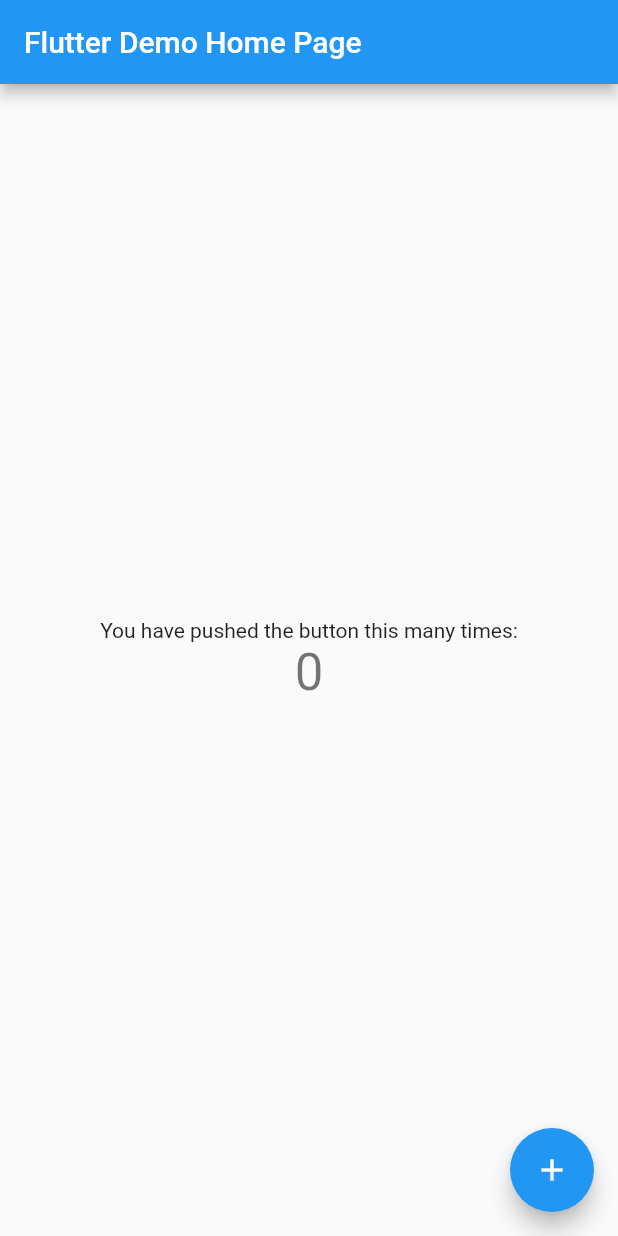
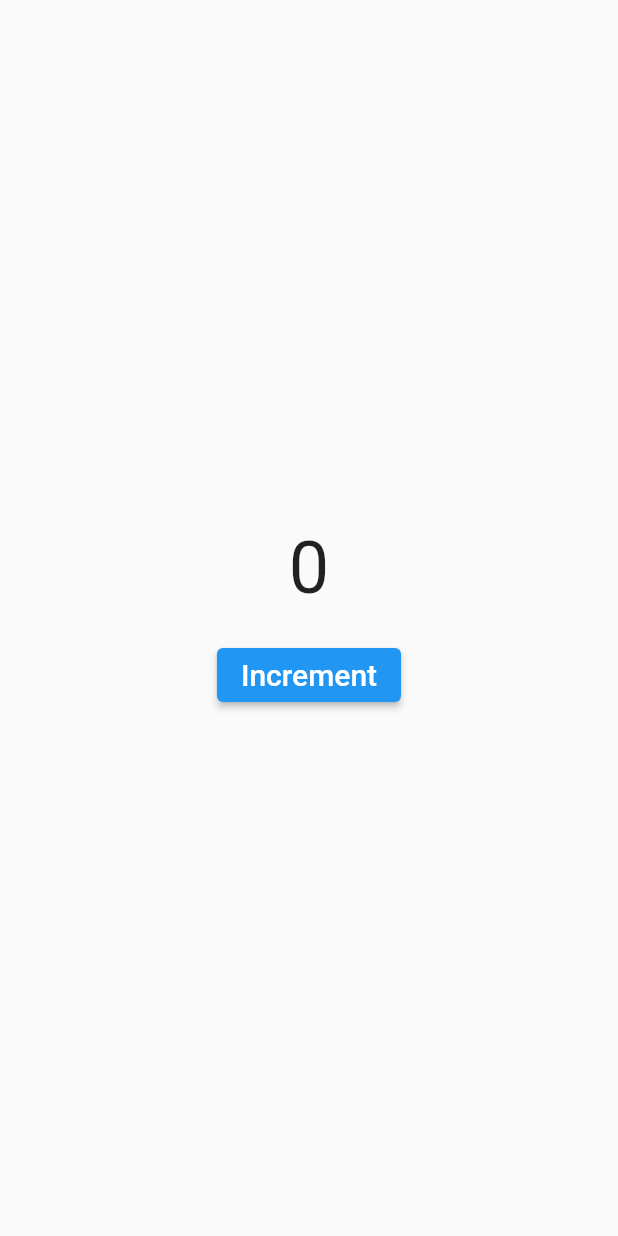
Before and after one commit to jyryuitpro/provider_overview_11, a Flutter app: the screen it shows after launch, on a phone screen of 412 x 824 dp. Run offline on Flutter 3.47's test engine with Material 2 defaults, Android fonts, the phone set to English and light mode, and no system bars.

Commit message:
ProviderNotFoundException & Builder widget

```diff
--- /dev/null
+++ b/lib/counter.dart
@@ -0,0 +1,10 @@
+import 'package:flutter/foundation.dart';
+
+class Counter with ChangeNotifier {
+  int counter = 0;
+
+  void increment() {
+    counter++;
+    notifyListeners();
+  }
+}
--- a/lib/main.dart
+++ b/lib/main.dart
@@ -1,4 +1,6 @@
 import 'package:flutter/material.dart';
+import 'package:provider/provider.dart';
+import 'package:provider_overview_11/counter.dart';
 
 void main() {
   runApp(const MyApp());
@@ -11,105 +13,52 @@ class MyApp extends StatelessWidget {
   @override
   Widget build(BuildContext context) {
     return MaterialApp(
-      title: 'Flutter Demo',
+      title: 'Provider Overview 11',
+      debugShowCheckedModeBanner: false,
       theme: ThemeData(
-        // This is the theme of your application.
-        //
-        // Try running your application with "flutter run". You'll see the
-        // application has a blue toolbar. Then, without quitting the app, try
-        // changing the primarySwatch below to Colors.green and then invoke
-        // "hot reload" (press "r" in the console where you ran "flutter run",
-        // or simply save your changes to "hot reload" in a Flutter IDE).
-        // Notice that the counter didn't reset back to zero; the application
-        // is not restarted.
         primarySwatch: Colors.blue,
       ),
-      home: const MyHomePage(title: 'Flutter Demo Home Page'),
+      home: const MyHomePage(),
     );
   }
 }
 
-class MyHomePage extends StatefulWidget {
-  const MyHomePage({Key? key, required this.title}) : super(key: key);
-
-  // This widget is the home page of your application. It is stateful, meaning
-  // that it has a State object (defined below) that contains fields that affect
-  // how it looks.
-
-  // This class is the configuration for the state. It holds the values (in this
-  // case the title) provided by the parent (in this case the App widget) and
-  // used by the build method of the State. Fields in a Widget subclass are
-  // always marked "final".
-
-  final String title;
-
-  @override
-  State<MyHomePage> createState() => _MyHomePageState();
-}
-
-class _MyHomePageState extends State<MyHomePage> {
-  int _counter = 0;
-
-  void _incrementCounter() {
-    setState(() {
-      // This call to setState tells the Flutter framework that something has
-      // changed in this State, which causes it to rerun the build method below
-      // so that the display can reflect the updated values. If we changed
-      // _counter without calling setState(), then the build method would not be
-      // called again, and so nothing would appear to happen.
-      _counter++;
-    });
-  }
+class MyHomePage extends StatelessWidget {
+  const MyHomePage({Key? key}) : super(key: key);
 
   @override
   Widget build(BuildContext context) {
-    // This method is rerun every time setState is called, for instance as done
-    // by the _incrementCounter method above.
-    //
-    // The Flutter framework has been optimized to make rerunning build methods
-    // fast, so that you can just rebuild anything that needs updating rather
-    // than having to individually change instances of widgets.
     return Scaffold(
-      appBar: AppBar(
-        // Here we take the value from the MyHomePage object that was created by
-        // the App.build method, and use it to set our appbar title.
-        title: Text(widget.title),
-      ),
       body: Center(
-        // Center is a layout widget. It takes a single child and positions it
-        // in the middle of the parent.
-        child: Column(
-          // Column is also a layout widget. It takes a list of children and
-          // arranges them vertically. By default, it sizes itself to fit its
-          // children horizontally, and tries to be as tall as its parent.
-          //
-          // Invoke "debug painting" (press "p" in the console, choose the
-          // "Toggle Debug Paint" action from the Flutter Inspector in Android
-          // Studio, or the "Toggle Debug Paint" command in Visual Studio Code)
-          // to see the wireframe for each widget.
-          //
-          // Column has various properties to control how it sizes itself and
-          // how it positions its children. Here we use mainAxisAlignment to
-          // center the children vertically; the main axis here is the vertical
-          // axis because Columns are vertical (the cross axis would be
-          // horizontal).
-          mainAxisAlignment: MainAxisAlignment.center,
-          children: <Widget>[
-            const Text(
-              'You have pushed the button this many times:',
-            ),
-            Text(
-              '$_counter',
-              style: Theme.of(context).textTheme.headline4,
-            ),
-          ],
+        child: ChangeNotifierProvider<Counter>(
+          create: (_) => Counter(),
+          child: Builder(
+            builder: (context) {
+              return Column(
+                mainAxisAlignment: MainAxisAlignment.center,
+                children: [
+                  Text(
+                    '${context.watch<Counter>().counter}',
+                    style: TextStyle(fontSize: 48.0),
+                  ),
+                  SizedBox(
+                    height: 20.0,
+                  ),
+                  ElevatedButton(
+                    child: Text(
+                      'Increment',
+                      style: TextStyle(fontSize: 20.0),
+                    ),
+                    onPressed: () {
+                      context.read<Counter>().increment();
+                    },
+                  ),
+                ],
+              );
+            },
+          ),
         ),
       ),
-      floatingActionButton: FloatingActionButton(
-        onPressed: _incrementCounter,
-        tooltip: 'Increment',
-        child: const Icon(Icons.add),
-      ), // This trailing comma makes auto-formatting nicer for build methods.
     );
   }
 }
--- a/pubspec.yaml
+++ b/pubspec.yaml
@@ -34,6 +34,7 @@ dependencies:
   # The following adds the Cupertino Icons font to your application.
   # Use with the CupertinoIcons class for iOS style icons.
   cupertino_icons: ^1.0.2
+  provider: ^6.0.1
 
 dev_dependencies:
   flutter_test:
```
Also changed, not shown: pubspec.lock.
